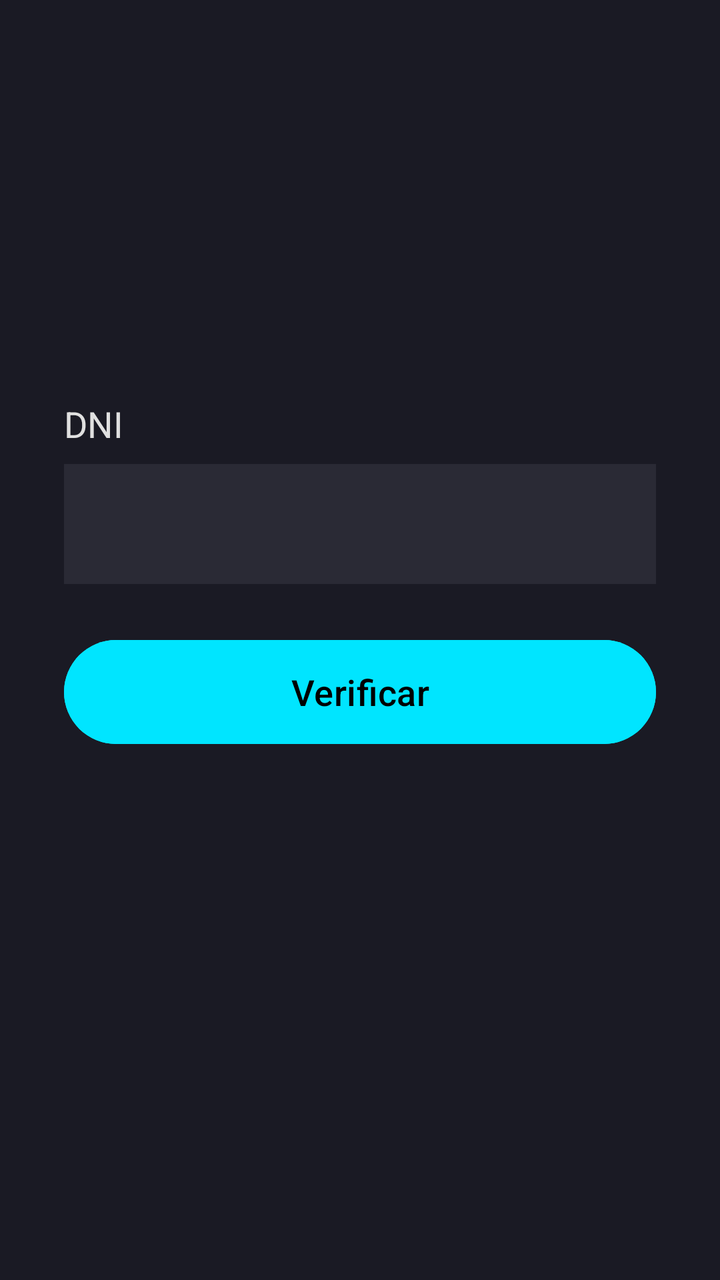
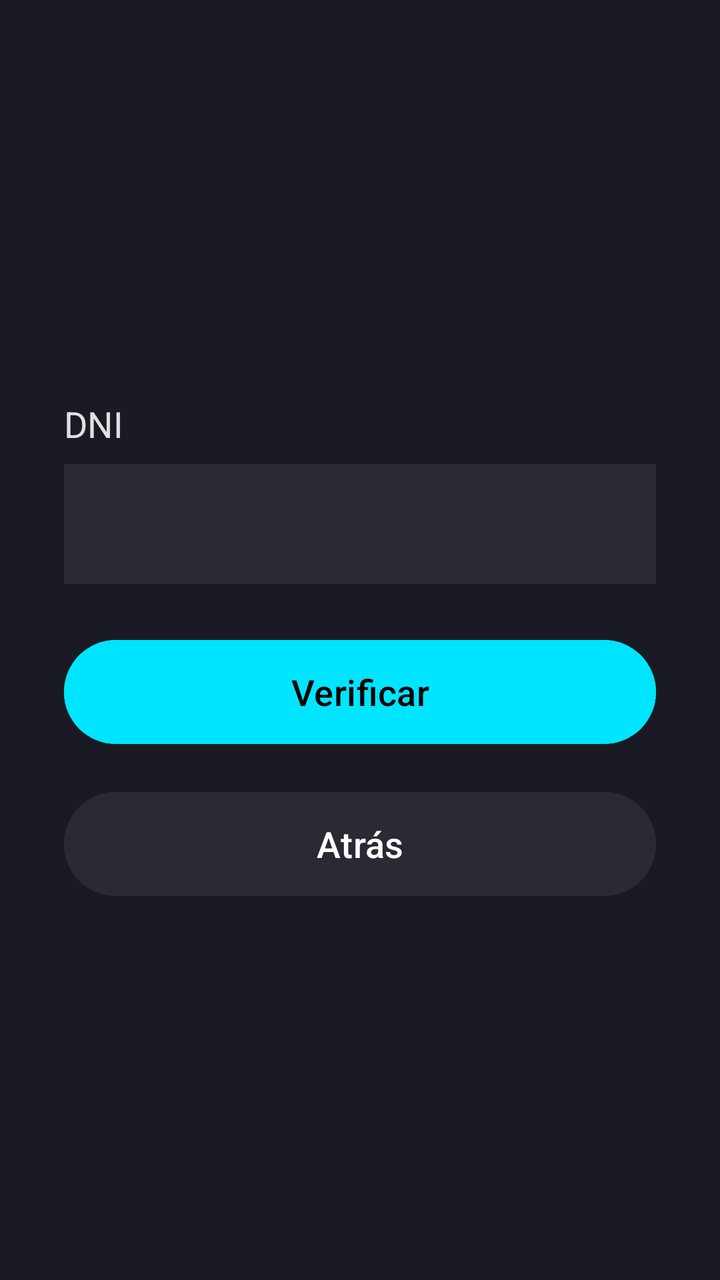

Before-and-after screenshots of an Android layout around one commit, followed by the original layout XML and the change that was made.
<!-- AndroidManifest.xml: application theme Theme.triada_DAM_MTlon -->
<!-- res/layout/activity_verificacion.xml -->
<?xml version="1.0" encoding="utf-8"?>
<androidx.constraintlayout.widget.ConstraintLayout
    xmlns:android="http://schemas.android.com/apk/res/android"
    xmlns:app="http://schemas.android.com/apk/res-auto"
    xmlns:tools="http://schemas.android.com/tools"
    android:layout_width="match_parent"
    android:layout_height="match_parent"
    android:background="#1A1A24">

    <TextView
        android:id="@+id/lblDni"
        android:layout_width="wrap_content"
        android:layout_height="wrap_content"
        android:text="DNI"
        android:textColor="#E0E0E0"
        android:textSize="18sp"
        app:layout_constraintBottom_toTopOf="@+id/etDniBuscar"
        app:layout_constraintStart_toStartOf="@+id/etDniBuscar"
        android:layout_marginBottom="8dp"
        tools:ignore="HardcodedText" />

    <EditText
        android:id="@+id/etDniBuscar"
        android:layout_width="0dp"
        android:layout_height="60dp"
        android:layout_marginHorizontal="32dp"
        android:background="#2A2A35"
        android:inputType="number"
        android:padding="16dp"
        android:textColor="#FFFFFF"
        app:layout_constraintBottom_toBottomOf="parent"
        app:layout_constraintEnd_toEndOf="parent"
        app:layout_constraintStart_toStartOf="parent"
        app:layout_constraintTop_toTopOf="parent"
        app:layout_constraintVertical_bias="0.4"
        tools:ignore="Autofill,LabelFor,SpeakableTextPresentCheck,VisualLintTextFieldSize" />

    <Button
        android:id="@+id/btnVerificar"
        android:layout_width="0dp"
        android:layout_height="60dp"
        android:text="Verificar"
        android:textAllCaps="false"
        android:textSize="18sp"
        android:backgroundTint="#00E5FF"
        android:textColor="#000000"
        app:layout_constraintTop_toBottomOf="@+id/etDniBuscar"
        app:layout_constraintStart_toStartOf="parent"
        app:layout_constraintEnd_toEndOf="parent"
        android:layout_marginTop="24dp"
        android:layout_marginHorizontal="32dp"
        tools:ignore="HardcodedText,VisualLintButtonSize" />

</androidx.constraintlayout.widget.ConstraintLayout>
<!-- resources referenced by this layout -->
<resources>
  <style name="Theme.triada_DAM_MTlon" parent="Base.Theme.triada_DAM_MTlon" />
  <style name="Base.Theme.triada_DAM_MTlon" parent="Theme.Material3.DayNight.NoActionBar">
          
          
      </style>
</resources>

<!-- the commit's change to res/layout/activity_verificacion.xml (unified diff, before → after) -->
@@ -51,4 +51,20 @@
         android:layout_marginHorizontal="32dp"
         tools:ignore="HardcodedText,VisualLintButtonSize" />
 
+    <Button
+        android:id="@+id/btnVolverMenuVerificacion"
+        android:layout_width="0dp"
+        android:layout_height="60dp"
+        android:text="Atrás"
+        android:textAllCaps="false"
+        android:textSize="18sp"
+        android:backgroundTint="#2A2A35"
+        android:textColor="#FFFFFF"
+        app:layout_constraintTop_toBottomOf="@+id/btnVerificar"
+        app:layout_constraintStart_toStartOf="parent"
+        app:layout_constraintEnd_toEndOf="parent"
+        android:layout_marginTop="16dp"
+        android:layout_marginHorizontal="32dp"
+        tools:ignore="HardcodedText,VisualLintButtonSize" />
+
 </androidx.constraintlayout.widget.ConstraintLayout>
